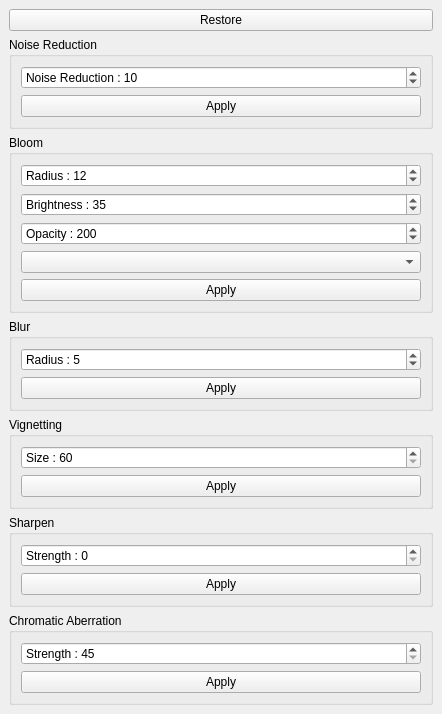
Before: the Qt Designer form imageeffectsdockwidget.ui in michalmielczynski/PanelTest, drawn with Qt 5.
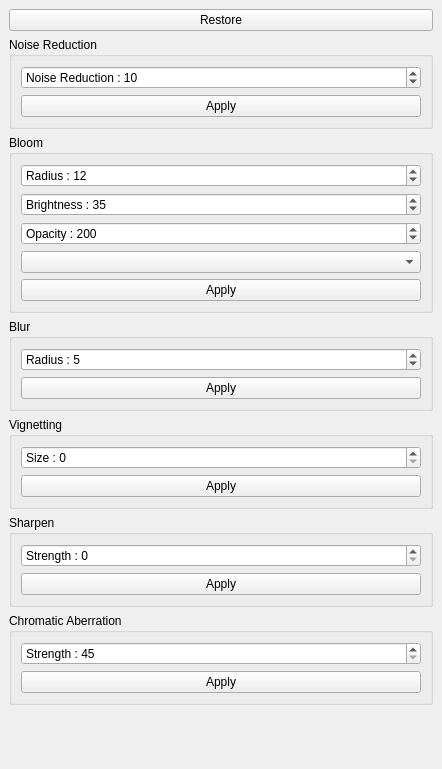
After: the same form once the commit is applied.

The edit to the form file:
```diff
--- a/imageeffectsdockwidget.ui
+++ b/imageeffectsdockwidget.ui
@@ -7,7 +7,7 @@
     <x>0</x>
     <y>0</y>
     <width>442</width>
-    <height>707</height>
+    <height>769</height>
    </rect>
   </property>
   <property name="windowTitle">
@@ -148,7 +148,7 @@
           <string>Size : </string>
          </property>
          <property name="minimum">
-          <number>60</number>
+          <number>0</number>
          </property>
         </widget>
        </item>
```
